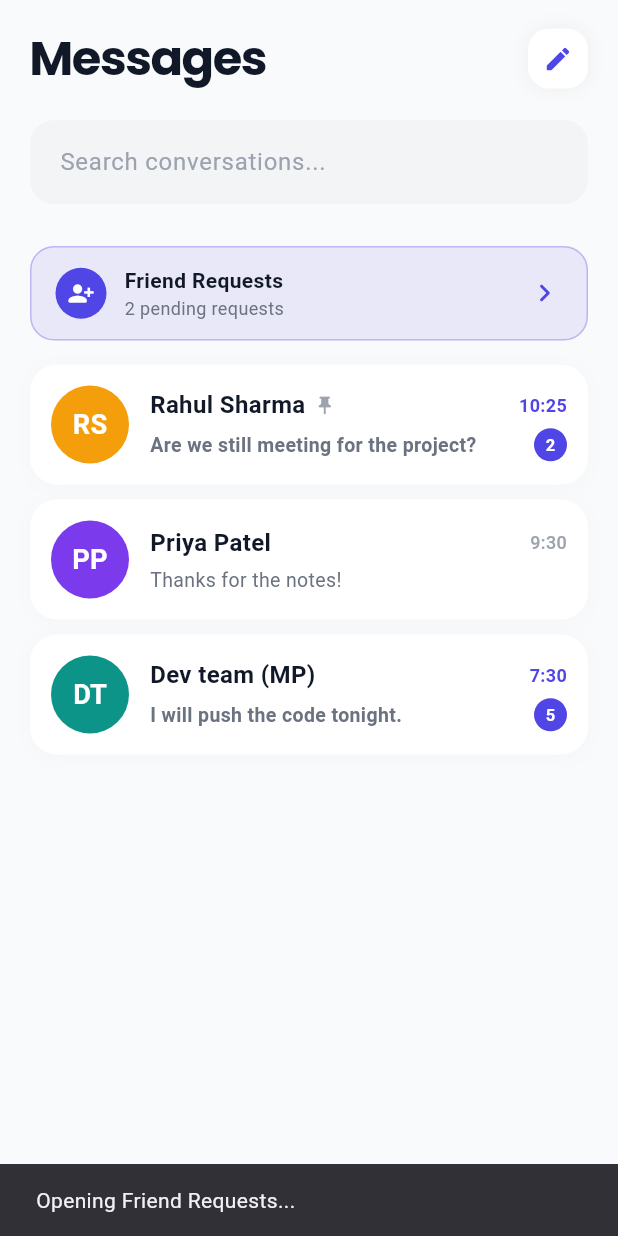
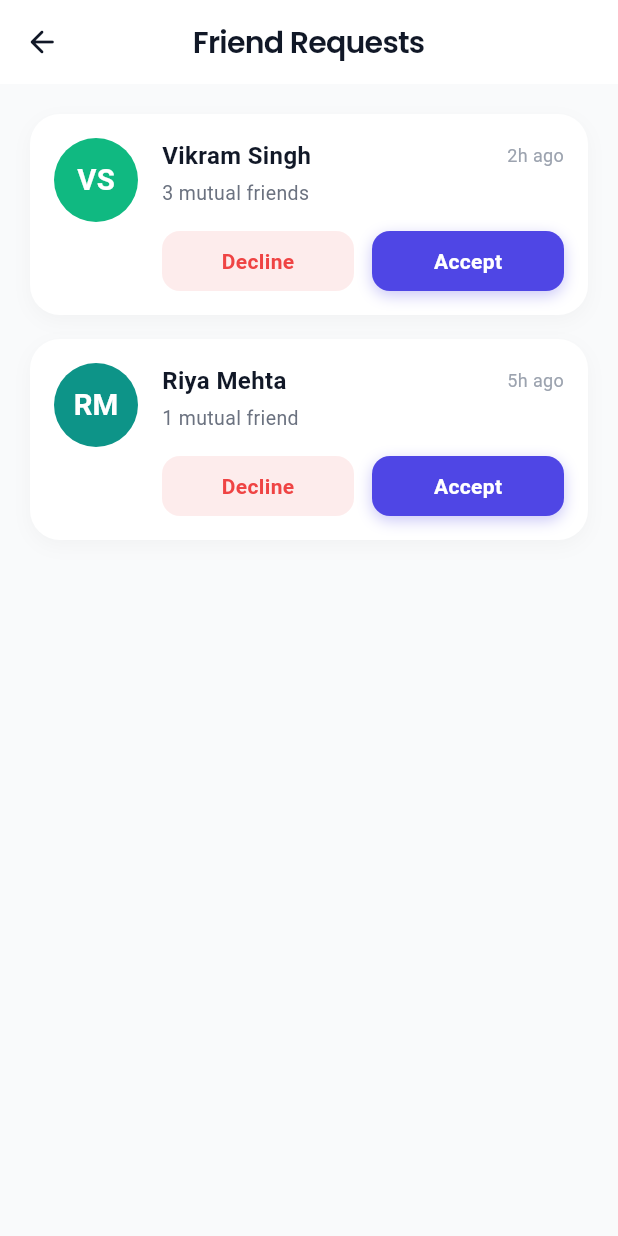
Before and after one commit to MayureshTardekar/Connekt, a Flutter app: the ChatTab screen opened directly, after a tap on "Friend Requests", on a phone screen of 412 x 824 dp. Run offline on Flutter 3.47's test engine with Material 3 defaults, Android fonts, the phone set to English and light mode, and no system bars; our stand-ins replace flutter_riverpod, go_router, google_fonts.

Commit message:
feat(phase-2): add dedicated friend requests screen with accept and decline flows

```diff
--- a/lib/screens/chat/chat_tab.dart
+++ b/lib/screens/chat/chat_tab.dart
@@ -6,6 +6,7 @@ import '../../core/providers/chat_provider.dart';
 import '../../core/models/chat_conversation.dart';
 import '../../theme/avatar_helper.dart';
 import 'chat_detail_screen.dart';
+import 'friend_requests_screen.dart';
 
 class ChatTab extends ConsumerWidget {
   const ChatTab({super.key});
@@ -72,8 +73,7 @@ class ChatTab extends ConsumerWidget {
                       // Pending Friend Requests Banner
                       GestureDetector(
                         onTap: () {
-                          // Placeholder for Friend Requests Screen
-                          ScaffoldMessenger.of(context).showSnackBar(const SnackBar(content: Text('Opening Friend Requests...')));
+                          Navigator.push(context, MaterialPageRoute(builder: (_) => const FriendRequestsScreen()));
                         },
                         child: Container(
                           margin: const EdgeInsets.symmetric(horizontal: 20, vertical: 8),
--- /dev/null
+++ b/lib/screens/chat/friend_requests_screen.dart
@@ -0,0 +1,155 @@
+import 'package:flutter/material.dart';
+import '../../core/theme/app_colors.dart';
+import '../../core/theme/app_typography.dart';
+import '../../theme/avatar_helper.dart';
+
+class FriendRequestsScreen extends StatefulWidget {
+  const FriendRequestsScreen({super.key});
+
+  @override
+  State<FriendRequestsScreen> createState() => _FriendRequestsScreenState();
+}
+
+class _FriendRequestsScreenState extends State<FriendRequestsScreen> {
+  // Mock Data for pending requests
+  final List<Map<String, String>> _pendingRequests = [
+    {'name': 'Vikram Singh', 'mutual': '3 mutual friends', 'time': '2h ago'},
+    {'name': 'Riya Mehta', 'mutual': '1 mutual friend', 'time': '5h ago'},
+  ];
+
+  @override
+  Widget build(BuildContext context) {
+    return Scaffold(
+      backgroundColor: AppColors.background,
+      appBar: AppBar(
+        backgroundColor: AppColors.surface,
+        elevation: 0,
+        leading: IconButton(
+          icon: const Icon(Icons.arrow_back_rounded, color: AppColors.textPrimary),
+          onPressed: () => Navigator.pop(context),
+        ),
+        title: Text('Friend Requests', style: AppTypography.heading3),
+        centerTitle: true,
+      ),
+      body: _pendingRequests.isEmpty
+          ? _buildEmptyState()
+          : ListView.builder(
+              padding: const EdgeInsets.symmetric(horizontal: 20, vertical: 20),
+              itemCount: _pendingRequests.length,
+              itemBuilder: (context, index) {
+                final req = _pendingRequests[index];
+                return _buildRequestCard(req['name']!, req['mutual']!, req['time']!, index);
+              },
+            ),
+    );
+  }
+
+  Widget _buildRequestCard(String name, String mutual, String time, int index) {
+    return Container(
+      margin: const EdgeInsets.only(bottom: 16),
+      padding: const EdgeInsets.all(16),
+      decoration: BoxDecoration(
+        color: AppColors.surface,
+        borderRadius: BorderRadius.circular(20),
+        boxShadow: [
+          BoxShadow(
+            color: Colors.black.withOpacity(0.03),
+            blurRadius: 10,
+            offset: const Offset(0, 4),
+          )
+        ],
+      ),
+      child: Row(
+        crossAxisAlignment: CrossAxisAlignment.start,
+        children: [
+          avatarWidget(name, radius: 28),
+          const SizedBox(width: 16),
+          Expanded(
+            child: Column(
+              crossAxisAlignment: CrossAxisAlignment.start,
+              children: [
+                Row(
+                  mainAxisAlignment: MainAxisAlignment.spaceBetween,
+                  children: [
+                    Text(name, style: AppTypography.bodyLarge.copyWith(fontWeight: FontWeight.w700)),
+                    Text(time, style: const TextStyle(fontSize: 12, color: AppColors.textHint)),
+                  ],
+                ),
+                const SizedBox(height: 4),
+                Text(mutual, style: const TextStyle(fontSize: 13, color: AppColors.textSecondary)),
+                const SizedBox(height: 16),
+                Row(
+                  children: [
+                    Expanded(
+                      child: GestureDetector(
+                        onTap: () {
+                          // Handle Decline
+                          setState(() {
+                            _pendingRequests.removeAt(index);
+                          });
+                          ScaffoldMessenger.of(context).showSnackBar(const SnackBar(content: Text('Request declined')));
+                        },
+                        child: Container(
+                          padding: const EdgeInsets.symmetric(vertical: 10),
+                          decoration: BoxDecoration(
+                            color: AppColors.error.withOpacity(0.1),
+                            borderRadius: BorderRadius.circular(12),
+                          ),
+                          alignment: Alignment.center,
+                          child: const Text('Decline', style: TextStyle(color: AppColors.error, fontWeight: FontWeight.w600)),
+                        ),
+                      ),
+                    ),
+                    const SizedBox(width: 12),
+                    Expanded(
+                      child: GestureDetector(
+                        onTap: () {
+                          // Handle Accept
+                          setState(() {
+                            _pendingRequests.removeAt(index);
+                          });
+                          ScaffoldMessenger.of(context).showSnackBar(SnackBar(content: Text('You and $name are now friends!')));
+                        },
+                        child: Container(
+                          padding: const EdgeInsets.symmetric(vertical: 10),
+                          decoration: BoxDecoration(
+                            color: AppColors.primary,
+                            borderRadius: BorderRadius.circular(12),
+                            boxShadow: [
+                              BoxShadow(color: AppColors.primary.withOpacity(0.3), blurRadius: 8, offset: const Offset(0, 3)),
+                            ]
+                          ),
+                          alignment: Alignment.center,
+                          child: const Text('Accept', style: TextStyle(color: Colors.white, fontWeight: FontWeight.w700)),
+                        ),
+                      ),
+                    ),
+                  ],
+                )
+              ],
+            ),
+          )
+        ],
+      ),
+    );
+  }
+
+  Widget _buildEmptyState() {
+    return Center(
+      child: Column(
+        mainAxisAlignment: MainAxisAlignment.center,
+        children: [
+          Container(
+            padding: const EdgeInsets.all(24),
+            decoration: BoxDecoration(color: AppColors.primary.withOpacity(0.05), shape: BoxShape.circle),
+            child: Icon(Icons.people_alt_rounded, size: 64, color: AppColors.textHint.withOpacity(0.5)),
+          ),
+          const SizedBox(height: 24),
+          Text("No pending requests", style: AppTypography.heading3.copyWith(color: AppColors.textSecondary)),
+          const SizedBox(height: 8),
+          const Text("You're all caught up! Search for friends above.", style: TextStyle(color: AppColors.textHint)),
+        ],
+      ),
+    );
+  }
+}
```
